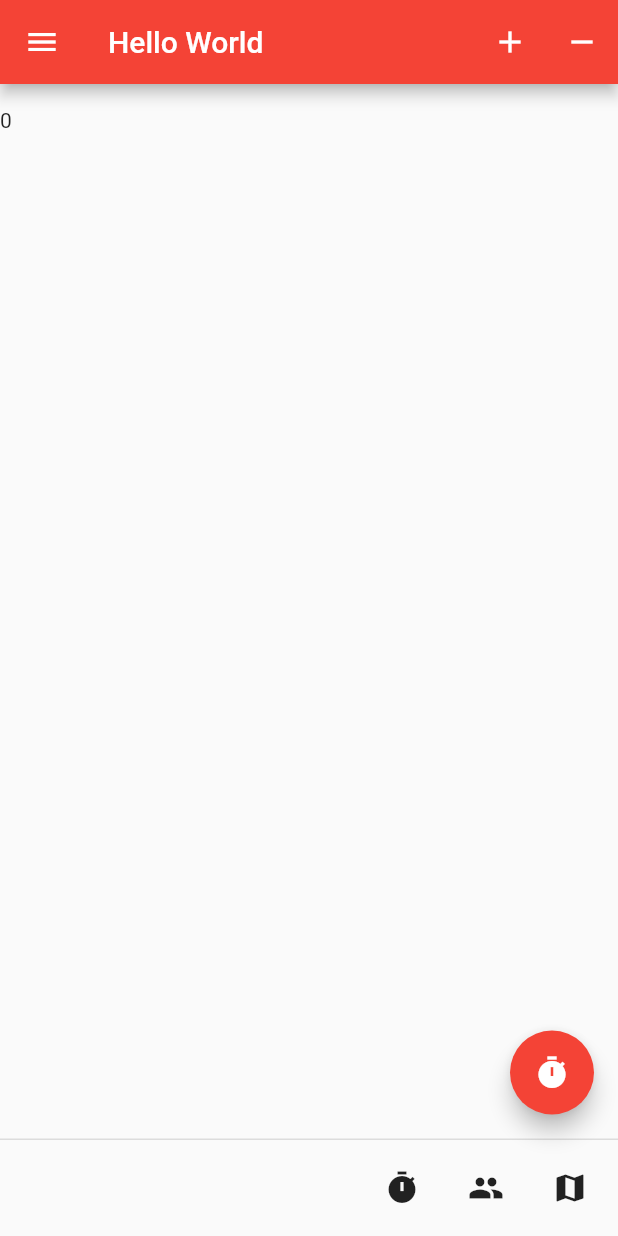
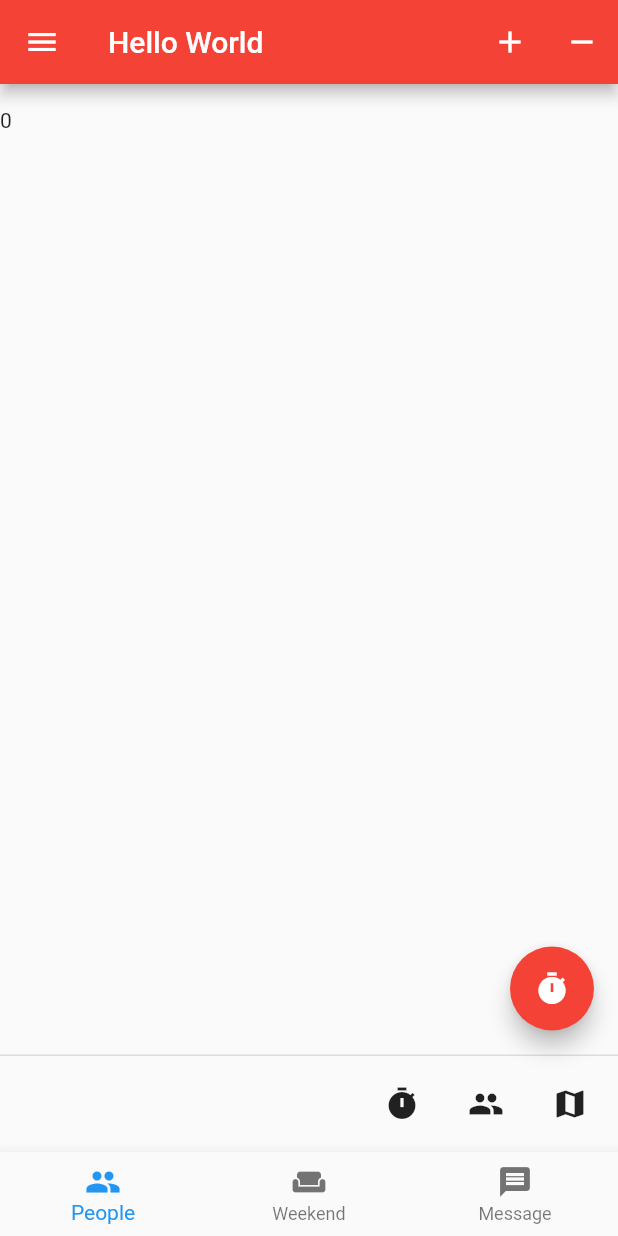
Before and after one commit to mhrjnamar/udemy_flutter_beginner, a Flutter app: the AppBarPractice screen opened directly, on a phone screen of 412 x 824 dp. Run offline on Flutter 3.47's test engine with Material 2 defaults, Android fonts, the phone set to English and light mode, and no system bars.

Commit message:
Bottom Navigation Bar Practice

```diff
--- a/lib/section_4_scaffold/chapters/AppBarPractice.dart
+++ b/lib/section_4_scaffold/chapters/AppBarPractice.dart
@@ -19,6 +19,28 @@ class _AppBarPracticeState extends State<AppBarPractice> {
 
   String _footerValue ="";
   void _onClick(String value) => setState(() => _footerValue = value);
+
+  List<BottomNavigationBarItem> _items;
+  String _bottomNavigationValue ="";
+  int _index = 0;
+
+  @override
+  void initState() {
+    _items = [
+      BottomNavigationBarItem(
+        icon: Icon(Icons.people),
+        label: "People"
+      ),
+      BottomNavigationBarItem(
+          icon: Icon(Icons.weekend),
+          label: "Weekend"
+      ),
+      BottomNavigationBarItem(
+          icon: Icon(Icons.message),
+          label: "Message"
+      ),
+    ];
+  }
 
   @override
   Widget build(BuildContext context) {
@@ -54,11 +76,36 @@ class _AppBarPracticeState extends State<AppBarPractice> {
         mini: false,
         child: Icon(Icons.timer),
       ),
+      bottomNavigationBar: BottomNavigationBar(
+        items: [
+          BottomNavigationBarItem(
+              icon: Icon(Icons.people),
+              label: "People"
+          ),
+          BottomNavigationBarItem(
+              icon: Icon(Icons.weekend),
+              label: "Weekend"
+          ),
+          BottomNavigationBarItem(
+              icon: Icon(Icons.message),
+              label: "Message"
+          ),
+        ],
+        fixedColor: Colors.blue,
+        currentIndex: _index,
+        onTap: (int item) {
+          setState(() {
+            _index = item;
+            _bottomNavigationValue = "Current value is: ${_index.toString()}";
+          });
+        },
+      ),
       body: Column(
         children: [
           Text(_floatingActionButtonValue),
           Text(_value.toString()),
           Text(_footerValue),
+          Text(_bottomNavigationValue),
         ],
       )
     );
```
Also changed, not shown: lib/section_4_scaffold/assignment/Section4Assignment.dart (added).
